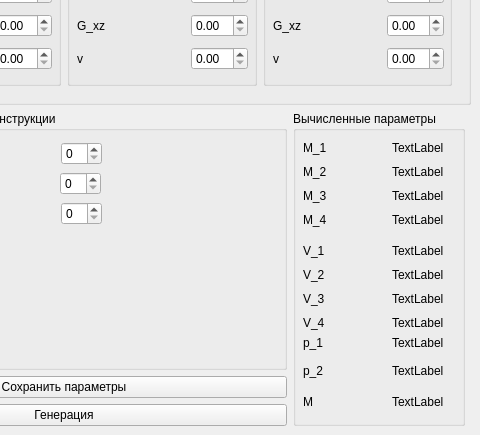
This is Ui/main_window.ui in Policken66/OptiSolver as Qt 5 draws it before an edit; both pictures show x 485 to 965 and y 204 to 639 of the 965 by 639 pixel window. The edited form follows.
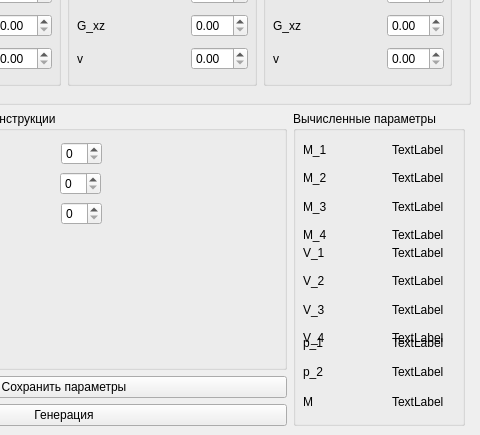
This is the edited form.

```diff
--- a/Ui/main_window.ui
+++ b/Ui/main_window.ui
@@ -7,7 +7,7 @@
     <x>0</x>
     <y>0</y>
     <width>965</width>
-    <height>638</height>
+    <height>639</height>
    </rect>
   </property>
   <property name="windowTitle">
@@ -1279,13 +1279,13 @@
       <property name="title">
        <string>Вычисленные параметры</string>
       </property>
-      <widget class="QWidget" name="">
+      <widget class="QWidget" name="layoutWidget">
        <property name="geometry">
         <rect>
          <x>10</x>
          <y>27</y>
          <width>141</width>
-         <height>91</height>
+         <height>108</height>
         </rect>
        </property>
        <layout class="QVBoxLayout" name="verticalLayout">
@@ -1415,13 +1415,13 @@
         </item>
        </layout>
       </widget>
-      <widget class="QWidget" name="">
+      <widget class="QWidget" name="layoutWidget">
        <property name="geometry">
         <rect>
          <x>10</x>
          <y>130</y>
          <width>141</width>
-         <height>91</height>
+         <height>108</height>
         </rect>
        </property>
        <layout class="QVBoxLayout" name="verticalLayout_2">
@@ -1551,13 +1551,13 @@
         </item>
        </layout>
       </widget>
-      <widget class="QWidget" name="">
+      <widget class="QWidget" name="layoutWidget">
        <property name="geometry">
         <rect>
          <x>10</x>
          <y>220</y>
          <width>141</width>
-         <height>51</height>
+         <height>52</height>
         </rect>
        </property>
        <layout class="QVBoxLayout" name="verticalLayout_6">
@@ -1625,7 +1625,7 @@
         </item>
        </layout>
       </widget>
-      <widget class="QWidget" name="">
+      <widget class="QWidget" name="layoutWidget">
        <property name="geometry">
         <rect>
          <x>10</x>
```
Left out of the diff: 18 changed lines with no effect on the pictures.
